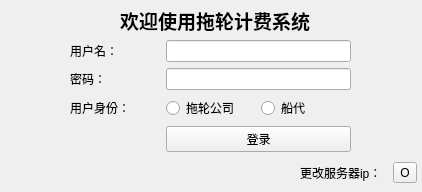
Above: login.ui from KKszkad/TugBillingSystem before the change. Below: the same form after it.
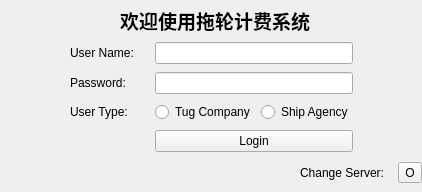
That is the form after the change.

Diff of the .ui file:
```diff
--- a/login.ui
+++ b/login.ui
@@ -37,7 +37,7 @@
     <rect>
      <x>70</x>
      <y>40</y>
-     <width>281</width>
+     <width>283</width>
      <height>114</height>
     </rect>
    </property>
@@ -45,21 +45,21 @@
     <item row="1" column="0">
      <widget class="QLabel" name="label_2">
       <property name="text">
-       <string>密码：</string>
+       <string>Password:</string>
       </property>
      </widget>
     </item>
     <item row="3" column="1" colspan="2">
      <widget class="QPushButton" name="login">
       <property name="text">
-       <string>登录</string>
+       <string>Login</string>
       </property>
      </widget>
     </item>
     <item row="2" column="0">
      <widget class="QLabel" name="label_3">
       <property name="text">
-       <string>用户身份：</string>
+       <string>User Type:</string>
       </property>
      </widget>
     </item>
@@ -73,14 +73,14 @@
     <item row="2" column="2">
      <widget class="QRadioButton" name="userType1">
       <property name="text">
-       <string>船代</string>
+       <string>Ship Agency</string>
       </property>
      </widget>
     </item>
     <item row="0" column="0">
      <widget class="QLabel" name="label">
       <property name="text">
-       <string>用户名：</string>
+       <string>User Name:</string>
       </property>
      </widget>
     </item>
@@ -90,18 +90,18 @@
     <item row="2" column="1">
      <widget class="QRadioButton" name="userType0">
       <property name="text">
-       <string>拖轮公司</string>
+       <string>Tug Company</string>
       </property>
      </widget>
     </item>
    </layout>
   </widget>
-  <widget class="QWidget" name="">
+  <widget class="QWidget" name="layoutWidget">
    <property name="geometry">
     <rect>
      <x>300</x>
      <y>160</y>
-     <width>117</width>
+     <width>122</width>
      <height>25</height>
     </rect>
    </property>
@@ -109,7 +109,7 @@
     <item>
      <widget class="QLabel" name="label_5">
       <property name="text">
-       <string>更改服务器ip：</string>
+       <string>Change Server:</string>
       </property>
      </widget>
     </item>
```
